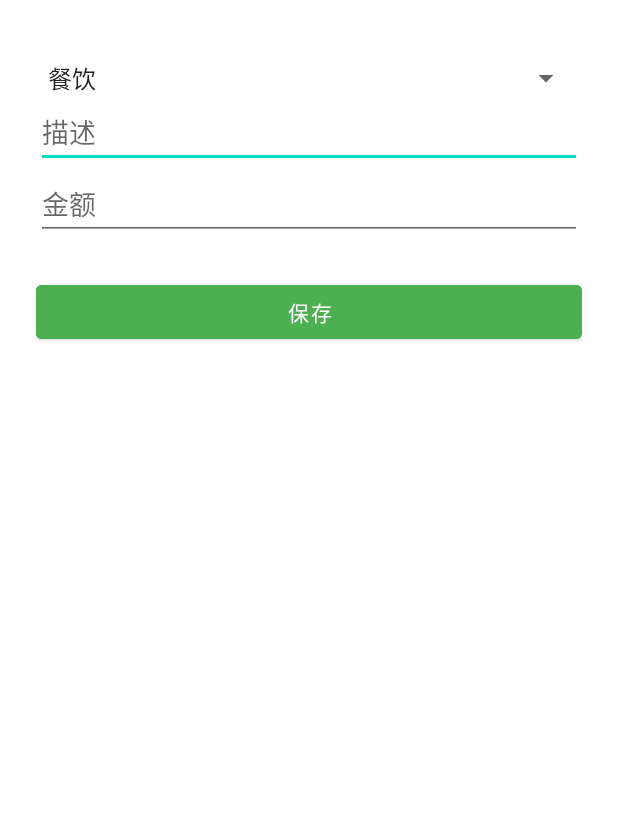
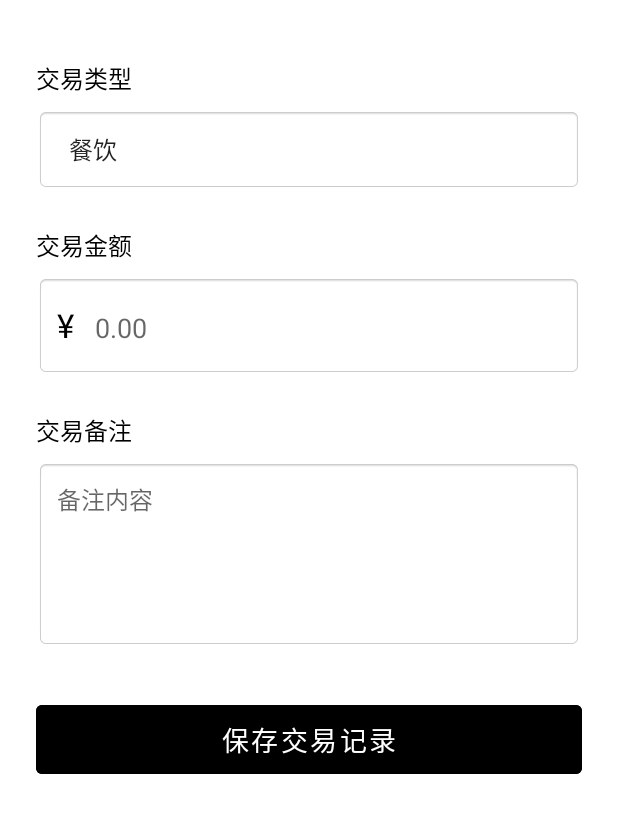
Before and after one commit to Losfff/AccountBook, an Android app: the EditRecordActivity screen opened directly, with no data from a screen before it, on a phone screen of 412 x 824 dp. Shown: the top 813 px of the screen. Run offline under Robolectric (Android 15) with nearby library versions, the phone set to English and light mode, and no system bars.

Commit message:
feat(ui): 优化记账界面布局和功能
- 重构了 AddRecordActivity 和 EditRecordActivity 的布局
- 改进了类型选择界面，使用 GridLayout 替代 HorizontalScrollView
- 优化了金额输入格式，添加了人民币符号
- 调整了按钮样式和间距，提升了用户体验
- 更新了部分资源文件，如 circle_button.xml 和 fragment_home.xml

```diff
--- a/app/src/main/java/com/example/fastaccountbook/ui/home/EditRecordActivity.java
+++ b/app/src/main/java/com/example/fastaccountbook/ui/home/EditRecordActivity.java
@@ -1,6 +1,7 @@
 package com.example.fastaccountbook.ui.home;
 
 import android.os.Bundle;
+import android.util.Log;
 import android.widget.ArrayAdapter;
 import android.widget.EditText;
 import android.widget.Spinner;
@@ -87,7 +88,7 @@ public class EditRecordActivity extends AppCompatActivity {
     private void saveRecord() {
         try {
             // 输入验证
-            if (etDescription.getText().toString().trim().isEmpty() ||
+            if (/* etDescription.getText().toString().trim().isEmpty() || */
                     etAmount.getText().toString().trim().isEmpty()) {
                 Toast.makeText(this, "请填写完整信息", Toast.LENGTH_SHORT).show();
                 return;
@@ -97,6 +98,7 @@ public class EditRecordActivity extends AppCompatActivity {
             updated.setId(recordId);
             updated.setDate(etDate);
             updated.setTime(etTime);
+
             updated.setDescription(etDescription.getText().toString());
 
             // 处理金额
--- a/app/src/main/java/com/example/fastaccountbook/ui/home/GroupedRecordAdapter.java
+++ b/app/src/main/java/com/example/fastaccountbook/ui/home/GroupedRecordAdapter.java
@@ -102,7 +102,7 @@ public class GroupedRecordAdapter extends RecyclerView.Adapter<RecyclerView.View
             // 设置账单其他字段
             time.setText(t.getTime());
             description.setText(t.getDescription());
-            amount.setText(String.valueOf(t.getAmount()));
+            amount.setText("￥"+String.valueOf(t.getAmount()));
 
             // 设置点击跳转编辑
             itemView.setOnClickListener(v -> {
--- a/app/src/main/res/drawable/circle_button_selected.xml
+++ b/app/src/main/res/drawable/circle_button_selected.xml
@@ -1,11 +1,11 @@
 <?xml version="1.0" encoding="utf-8"?>
 <shape xmlns:android="http://schemas.android.com/apk/res/android"
     android:shape="oval">
-    <solid android:color="#C2FFFA" /> <!-- 选中时的背景颜色 -->
+    <solid android:color="#000000" /> <!-- 选中时的背景颜色 -->
     <size
         android:width="60dp"
         android:height="60dp" />
     <stroke
         android:width="2dp"
-        android:color="#51D8FF" />
+        android:color="#000000" />
 </shape>
--- a/app/src/main/res/layout/activity_edit_record.xml
+++ b/app/src/main/res/layout/activity_edit_record.xml
@@ -1,7 +1,8 @@
-
+<?xml version="1.0" encoding="utf-8"?>
 <ScrollView xmlns:android="http://schemas.android.com/apk/res/android"
     android:layout_width="match_parent"
-    android:layout_height="match_parent">
+    android:layout_height="match_parent"
+    android:background="@android:color/white">
 
     <LinearLayout
         android:orientation="vertical"
@@ -9,39 +10,93 @@
         android:layout_height="wrap_content"
         android:padding="24dp">
 
+        <!-- 类型（Spinner） - 放大显示 -->
+        <TextView
+            android:layout_width="match_parent"
+            android:layout_height="wrap_content"
+            android:text="交易类型"
+            android:textSize="16sp"
+            android:textColor="@android:color/black"
+            android:layout_marginTop="16dp"/>
 
-
-        <!-- 类型（Spinner） -->
         <Spinner
             android:id="@+id/spType"
             android:layout_width="match_parent"
+            android:layout_height="55dp"
+        android:padding="14dp"
+        android:layout_marginTop="8dp"
+        android:background="@android:drawable/editbox_background"
+        android:textSize="17sp"/>
+
+        <!-- 金额 - 添加￥前缀 -->
+        <TextView
+            android:layout_width="match_parent"
             android:layout_height="wrap_content"
-            android:layout_marginTop="16dp" />
+            android:text="交易金额"
+            android:textSize="16sp"
+            android:textColor="@android:color/black"
+            android:layout_marginTop="24dp"/>
 
-        <!-- 描述 -->
+        <LinearLayout
+            android:layout_width="match_parent"
+            android:layout_height="wrap_content"
+            android:orientation="horizontal"
+            android:layout_marginTop="8dp"
+            android:background="@android:drawable/editbox_background"
+            android:paddingHorizontal="14dp">
+
+            <TextView
+                android:layout_width="wrap_content"
+                android:layout_height="55dp"
+                android:text="¥"
+                android:textSize="22sp"
+                android:textColor="@android:color/black"
+                android:gravity="center_vertical"/>
+
+            <EditText
+                android:id="@+id/etAmount"
+                android:layout_width="match_parent"
+                android:layout_height="55dp"
+                android:hint="0.00"
+                android:inputType="numberSigned|numberDecimal"
+                android:textSize="18sp"
+                android:padding="14dp"
+                android:background="@null"/>
+        </LinearLayout>
+
+        <!-- 描述 - 添加"备注"标识 -->
+        <TextView
+            android:layout_width="match_parent"
+            android:layout_height="wrap_content"
+            android:text="交易备注"
+            android:textSize="16sp"
+            android:textColor="@android:color/black"
+            android:layout_marginTop="24dp"/>
+
         <EditText
             android:id="@+id/etDescription"
             android:layout_width="match_parent"
-            android:layout_height="wrap_content"
-            android:hint="描述"
-            android:inputType="text" />
+            android:layout_height="125dp"
+        android:hint="备注内容"
+        android:inputType="textMultiLine"
+        android:textSize="16sp"
+        android:padding="14dp"
+        android:layout_marginTop="8dp"
+        android:gravity="top"
+        android:background="@android:drawable/editbox_background"/>
 
-        <!-- 金额 -->
-        <EditText
-            android:id="@+id/etAmount"
-            android:layout_width="match_parent"
-            android:layout_height="wrap_content"
-            android:hint="金额"
-            android:inputType="numberSigned|numberDecimal" />
-
-        <!-- 保存按钮 -->
+        <!-- 保存按钮 - 样式优化 -->
         <Button
             android:id="@+id/btnSave"
             android:layout_width="match_parent"
-            android:layout_height="wrap_content"
-            android:text="保存"
-            android:layout_marginTop="24dp"
-            android:backgroundTint="#4CAF50"
-            android:textColor="#FFFFFF" />
+            android:layout_height="58dp"
+            android:layout_marginTop="32dp"
+            android:text="保存交易记录"
+            android:textAllCaps="false"
+            android:textColor="@android:color/white"
+            android:textSize="18sp"
+            android:backgroundTint="#000000"
+            android:stateListAnimator="@null"/> <!-- 移除按钮点击阴影效果 -->
+
     </LinearLayout>
 </ScrollView>
--- a/app/src/main/res/layout/activity_type.xml
+++ b/app/src/main/res/layout/activity_type.xml
@@ -62,10 +62,11 @@
         android:id="@+id/fabAdd"
         android:layout_width="wrap_content"
         android:layout_height="wrap_content"
-        android:layout_marginEnd="16dp"
-        android:layout_marginBottom="16dp"
+        android:layout_marginEnd="24dp"
+        android:layout_marginBottom="24dp"
         android:src="@android:drawable/ic_input_add"
         app:layout_constraintBottom_toBottomOf="parent"
         app:layout_constraintEnd_toEndOf="parent" />
 
+
 </androidx.constraintlayout.widget.ConstraintLayout>
```
Also changed, not shown: app/src/main/java/com/example/fastaccountbook/ui/otherPages/AddRecordActivity.java (+35 -9 lines), app/src/main/res/drawable/circle_button.xml (+7 -1 lines), app/src/main/res/layout/activity_add_record.xml (+32 -15 lines), app/src/main/res/layout/fragment_home.xml (+11 -2 lines).
